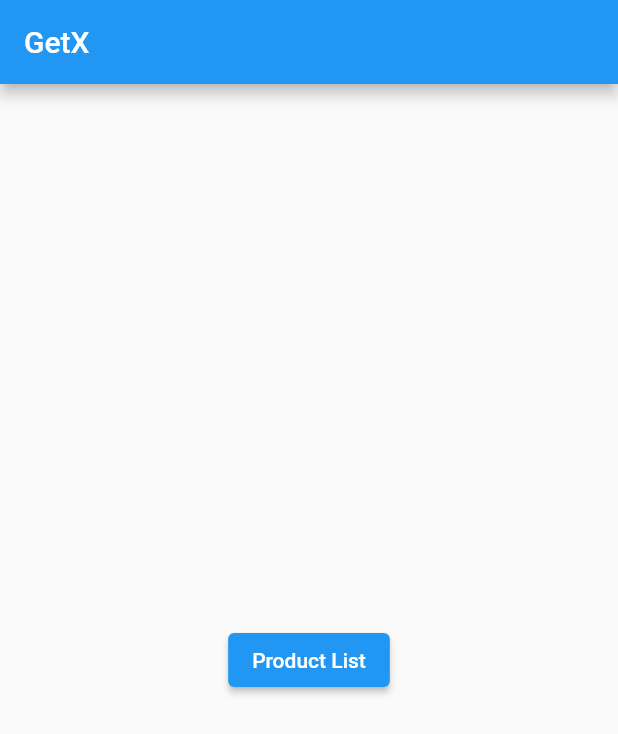
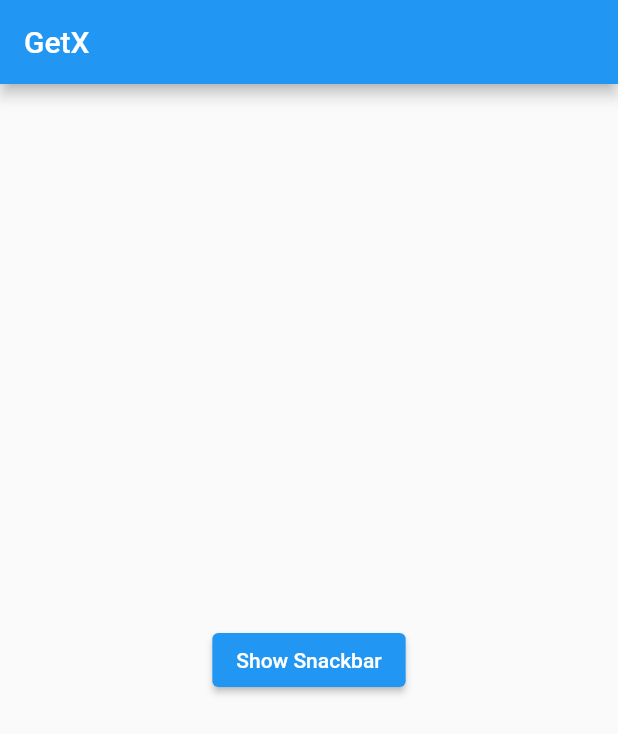
Before and after one commit to askaerlangga/belajar_flutter_dasar, a Flutter app: the screen it shows after launch, on a phone screen of 412 x 824 dp. Shown: the top 734 px of the screen. Run offline on Flutter 3.47's test engine with Material 2 defaults, Android fonts, the phone set to English and light mode, and no system bars; our stand-ins replace get.

Commit message:
GetX Snackbar

```diff
--- a/lib/main.dart
+++ b/lib/main.dart
@@ -1,4 +1,3 @@
-import 'package:belajar_flutter_dasar/routes/page_route.dart';
 import 'package:belajar_flutter_dasar/screens/home_page.dart';
 import 'package:flutter/material.dart';
 import 'package:get/get.dart';
@@ -14,9 +13,6 @@
   Widget build(BuildContext context) {
     return GetMaterialApp(
       home: HomePage(),
-      // HomePage
-      initialRoute: '/',
-      getPages: AppPageRoute.pages,
     );
   }
 }
--- a/lib/routes/page_route.dart
+++ /dev/null
@@ -1,12 +0,0 @@
-import 'package:belajar_flutter_dasar/routes/route_name.dart';
-import 'package:belajar_flutter_dasar/screens/product_list.dart';
-import 'package:belajar_flutter_dasar/screens/product_detail.dart';
-import 'package:get/get.dart';
-
-class AppPageRoute {
-  static final pages = [
-    GetPage(name: RouteName.productList, page: () => ProductList()),
-    GetPage(
-        name: RouteName.productDetail + '/:id?', page: () => ProductDetail())
-  ];
-}
--- a/lib/routes/route_name.dart
+++ /dev/null
@@ -1,4 +0,0 @@
-abstract class RouteName {
-  static const productList = '/productlist';
-  static const productDetail = '/productdetail';
-}
--- a/lib/screens/home_page.dart
+++ b/lib/screens/home_page.dart
@@ -1,5 +1,3 @@
-import 'package:belajar_flutter_dasar/routes/route_name.dart';
-import 'package:belajar_flutter_dasar/screens/product_list.dart';
 import 'package:flutter/material.dart';
 import 'package:get/get.dart';
 
@@ -14,9 +12,17 @@
       ),
       body: Center(
         child: ElevatedButton(
-          child: const Text('Product List'),
+          child: const Text('Show Snackbar'),
           onPressed: () {
-            Get.offNamed(RouteName.productList);
+            Get.snackbar('Error', 'Tidak ada koneksi',
+                animationDuration: Duration(milliseconds: 500),
+                backgroundColor: Colors.red,
+                colorText: Colors.white,
+                icon: Icon(
+                  Icons.error,
+                  color: Colors.white,
+                ),
+                snackPosition: SnackPosition.BOTTOM);
           },
         ),
       ),
```
Also changed, not shown: lib/screens/product_detail.dart (deleted, +0 -28 lines), lib/screens/product_list.dart (deleted, +0 -36 lines).
